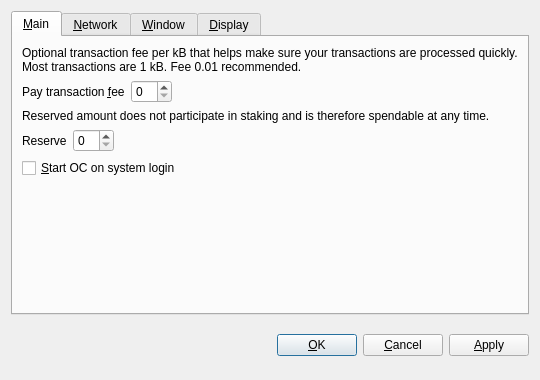
Before: the Qt Designer form src/qt/forms/optionsdialog.ui in theone-and-not-only-coin/onecoin, drawn with Qt 5.
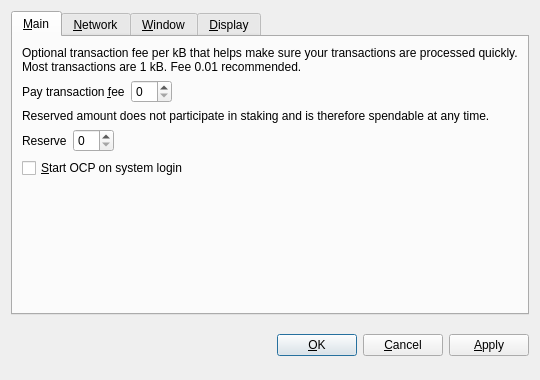
After: the same form once the commit is applied. Custom widgets are drawn as their Qt base class.

```diff
--- a/src/qt/forms/optionsdialog.ui
+++ b/src/qt/forms/optionsdialog.ui
@@ -128,7 +128,7 @@
           <string>Automatically start OC after logging in to the system.</string>
          </property>
          <property name="text">
-          <string>&amp;Start OC on system login</string>
+          <string>&amp;Start OCP on system login</string>
          </property>
         </widget>
        </item>
```
Left out of the diff: 6 changed lines with no effect on the pictures.
